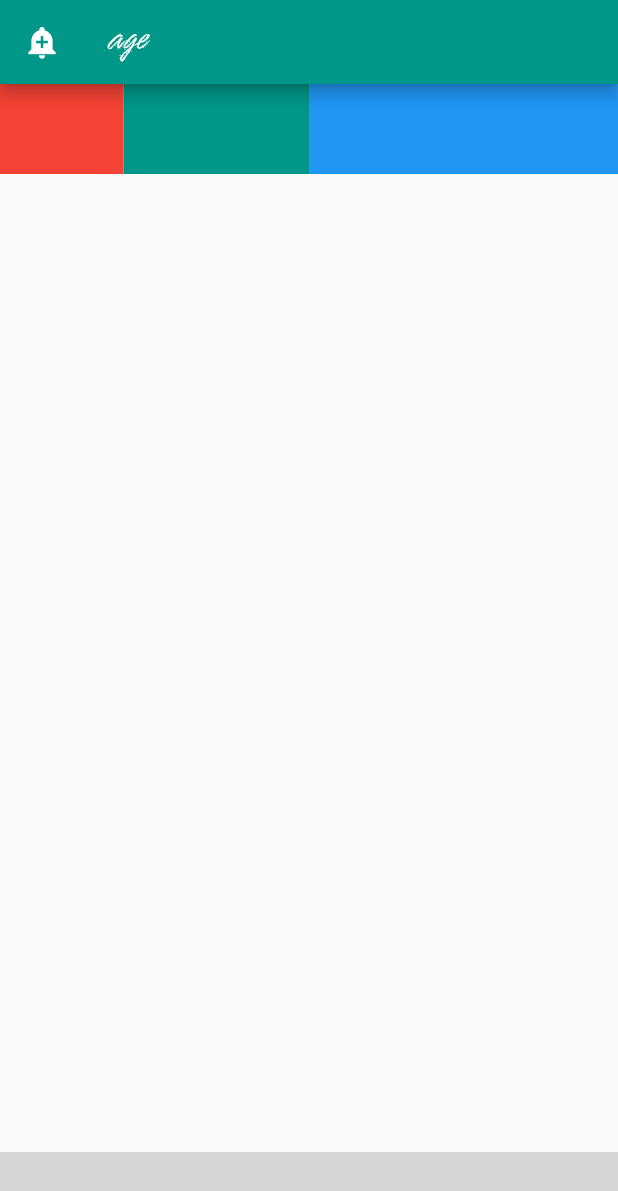
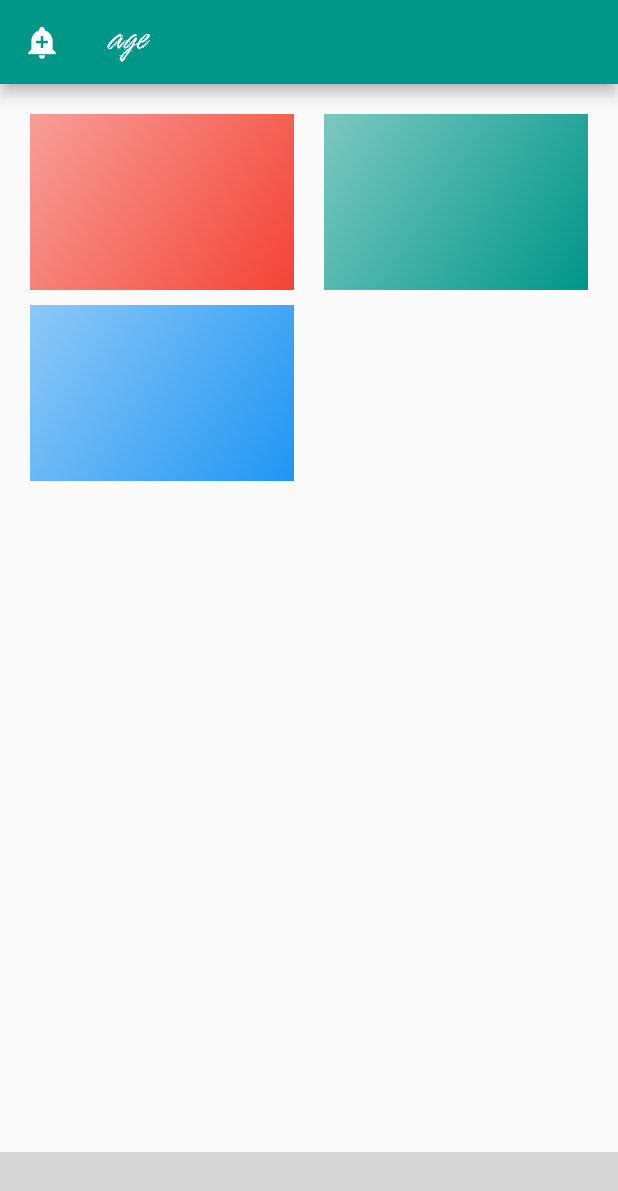
Before and after one commit to RamezHamdiSaeed/MyFlutterReference, a Flutter app: the screen it shows after launch, on a phone screen of 412 x 824 dp. Shown: the top 1191 px of the screen. Run offline on Flutter 3.47's test engine with Material 2 defaults, Android fonts, the phone set to English and light mode, and no system bars; missing offline and left inert: bottom_bar_with_sheet; grey boxes are pictures that could not be loaded.

Commit message:
GridView and Gradient Widgets

```diff
--- a/lib/App/pages/genders.dart
+++ b/lib/App/pages/genders.dart
@@ -1,4 +1,5 @@
 // import 'package:first_flutter_app/App/components/changing_fab_tooltip.dart';
+
 import 'package:flutter/material.dart';
 import 'package:bottom_bar_with_sheet/bottom_bar_with_sheet.dart';
 import 'package:first_flutter_app/App/models/age.dart';
@@ -38,13 +39,19 @@ class _GendersState extends State<Genders> {
     // DateTime minAge({required int age}) {
     //   return DateTime(DateTime.now().year - age);
     // }
-    Expanded dummyContainer(Color customColor, {int customFlex = 1}) {
-      return Expanded(
-        flex: customFlex,
-        child: Container(
-            height: 60.0,
-            padding: const EdgeInsets.all(20.0),
+    Container dummyContainer(Color customColor, {int customFlex = 1}) {
+      return Container(
+        height: 60.0,
+        decoration: BoxDecoration(
+            gradient: LinearGradient(
+                begin: Alignment.topLeft,
+                end: Alignment.bottomRight,
+                colors: <Color>[
+                  customColor.withOpacity(0.5),
+                  customColor,
+                ]),
             color: customColor),
+        padding: const EdgeInsets.all(20.0),
       );
     }
 
@@ -87,11 +94,24 @@ class _GendersState extends State<Genders> {
       ),
       // floatingActionButtonLocation: FloatingActionButtonLocation.startFloat,
       //* there is no stretch value for mainAxisAlignment so we need to expand ,or when we want to specify the (grid)areas of layout
-      body: Row(children: <Widget>[
-        dummyContainer(Colors.red, customFlex: 2),
-        dummyContainer(Colors.teal, customFlex: 3),
-        dummyContainer(Colors.blue, customFlex: 5),
-      ]),
+      body: Padding(
+        padding: const EdgeInsets.all(20.0),
+        child: GridView(
+            //* the gridView is same as listView since there are another named constructor called .builder for both of them
+            //* we can create grid using column of row or row of columns but we the grid will not be flexible for different screen state like (portrait or landscape) and more other reasons like (it support the scroll).
+            gridDelegate: const SliverGridDelegateWithMaxCrossAxisExtent(
+                maxCrossAxisExtent: 200,
+                //! the below ratio means 3 in width and 1 in height (aspect ratio)
+                childAspectRatio: 3 / 2,
+                //! we treat the GridView as a Column so they have the same main and cross axis
+                mainAxisSpacing: 10,
+                crossAxisSpacing: 20),
+            children: <Widget>[
+              dummyContainer(Colors.red, customFlex: 2),
+              dummyContainer(Colors.teal, customFlex: 3),
+              dummyContainer(Colors.blue, customFlex: 5),
+            ]),
+      ),
 
       bottomNavigationBar: BottomBarWithSheet(
         mainActionButtonTheme: const MainActionButtonTheme(color: Colors.teal),
```
Also changed, not shown: 1 other file.
